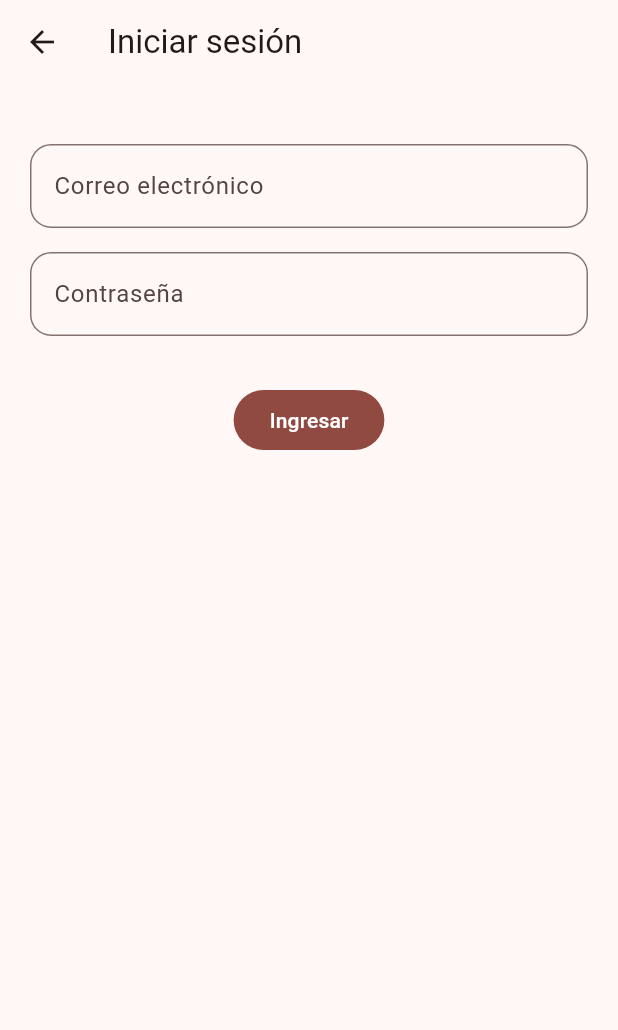
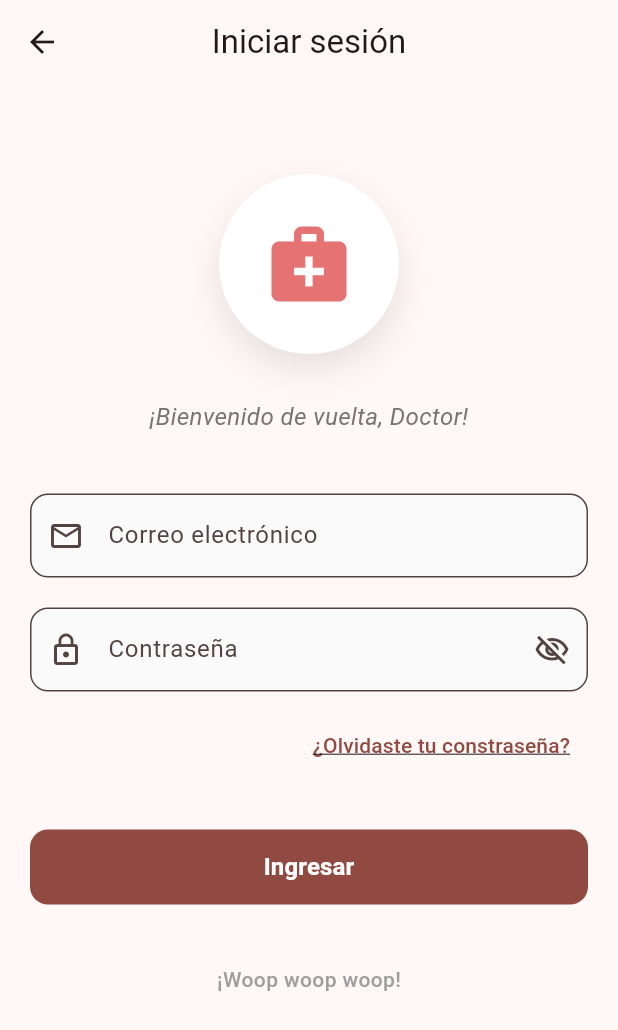
Before and after one commit to pauladist/cllinichealth, a Flutter app: the screen it shows after launch, after a tap on "Iniciar sesión", on a phone screen of 412 x 824 dp. Shown: the top 1030 px of the screen. Run offline on Flutter 3.47's test engine with Material 3 defaults, Android fonts, the phone set to English and light mode, and no system bars; our stand-ins replace cloud_firestore, firebase_auth, firebase_core, firebase_messaging, table_calendar; missing offline and left inert: mobile_scanner; accounts and stored records are empty.

Commit message:
Login más lindo

```diff
--- a/lib/views/screens/login_screen.dart
+++ b/lib/views/screens/login_screen.dart
@@ -3,6 +3,7 @@ import 'package:firebase_auth/firebase_auth.dart';
 
 import '../widgets/clinic_shell.dart';
 import 'home_screen.dart';
+
 
 class LoginScreen extends StatefulWidget {
   const LoginScreen({super.key});
@@ -15,6 +16,7 @@ class _LoginScreenState extends State<LoginScreen> {
   final _emailCtrl = TextEditingController();
   final _passCtrl = TextEditingController();
   bool _loading = false;
+  bool _obscurePassword = true;
   String? _error;
 
   Future<void> _login() async {
@@ -55,51 +57,235 @@ class _LoginScreenState extends State<LoginScreen> {
     }
   }
 
+  Future<void> _forgotPassword() async {
+    final email = _emailCtrl.text.trim();
+
+    if (email.isEmpty){
+      _showSnackBar(
+        '¡Ingresa tu correo electrónico primero!',
+        isError: true,
+      );
+      return;
+    }
+
+    try {
+      await FirebaseAuth.instance.sendPasswordResetEmail(email: email);
+
+      if (!mounted) return;
+      _showSnackBar(
+        'Email de recuperación enviado. Revisa tu bandeja de entrada.',
+        isError: false,
+      );
+    } on FirebaseAuthException catch (e) {
+      String msg = 'Error al enviar email de recuperación';
+
+      if (e.code == 'user-not-found') {
+        msg = 'No existe cuenta con ese correo';
+      } else if (e.code == 'invalid-email') {
+        msg = 'Correo inválido';
+      }
+
+      _showSnackBar('$msg', isError: true);
+    }
+  }
+
+  void _showSnackBar(String message, {required bool isError}) {
+    ScaffoldMessenger.of(context).showSnackBar(
+      SnackBar(
+        content: Text(message),
+        backgroundColor: isError ? Colors.red[700] : Colors.green[700],
+        behavior: SnackBarBehavior.floating,
+        duration: const Duration(seconds: 4),
+      ),
+    );
+  }
+
   @override
   Widget build(BuildContext context) {
     final cs = Theme.of(context).colorScheme;
 
     return Scaffold(
-      appBar: AppBar(title: const Text('Iniciar sesión')),
-      body: Padding(
+      appBar: AppBar(
+        title: const Text('Iniciar sesión'),
+        centerTitle: true,
+      ),
+      body: SingleChildScrollView(
+        child: Padding(
           padding: const EdgeInsets.all(20),
           child: Column(
+            mainAxisAlignment: MainAxisAlignment.center,
             children: [
-            const SizedBox(height: 20),
+              const SizedBox(height: 40),
+              Container(
+                width: 120,
+                height: 120,
+                decoration: BoxDecoration(
+                  color: Colors.white,
+                  shape: BoxShape.circle,
+                  boxShadow: [
+                    BoxShadow(
+                      color: Colors.black.withOpacity(0.1),
+                      blurRadius: 20,
+                      offset: const Offset(0, 10),
+                    ),
+                  ],
+                ),
+                child: const Icon(
+                  Icons.medical_services,
+                  size: 60,
+                  color: Color(0xFFE57373)
+                ),
+              ),
+
+              const SizedBox(height: 30),
+
+              Text(
+                '¡Bienvenido de vuelta, Doctor!',
+                style: TextStyle(
+                  fontSize: 16,
+                  fontStyle: FontStyle.italic,
+                  color: Colors.grey[600],
+                ),
+                textAlign: TextAlign.center,
+              ),
+
+              const SizedBox(height: 40),
+
               TextField(
                 controller: _emailCtrl,
-              decoration: const InputDecoration(
+                keyboardType: TextInputType.emailAddress,
+                decoration: InputDecoration(
                   labelText: 'Correo electrónico',
+                  prefixIcon: const Icon(Icons.email_outlined),
+                  border: OutlineInputBorder(
+                    borderRadius: BorderRadius.circular(12),
+                  ),
+                  filled: true,
+                  fillColor: Colors.grey[50],
                 ),
               ),
-            const SizedBox(height: 16),
+
+              const SizedBox(height: 20),
+
               TextField(
                 controller: _passCtrl,
-              obscureText: true,
-              decoration: const InputDecoration(
+                obscureText: _obscurePassword,
+                decoration: InputDecoration(
                   labelText: 'Contraseña',
+                  prefixIcon: const Icon(Icons.lock_outline),
+                  suffixIcon: IconButton(
+                    icon: Icon(
+                      _obscurePassword ? Icons.visibility_off_outlined : Icons.visibility_outlined,
+                    ),
+                    onPressed: () {
+                      setState(() {
+                        _obscurePassword = !_obscurePassword;
+                      });
+                    },
+                  ),
+                  border: OutlineInputBorder(
+                    borderRadius: BorderRadius.circular(12),
+                  ),
+                  filled: true,
+                  fillColor: Colors.grey[50],
                 ),
               ),
-            const SizedBox(height: 16),
+
+              const SizedBox(height: 12),
+
+              Align(
+                alignment: Alignment.centerRight,
+                child: TextButton(
+                    onPressed: _forgotPassword,
+                    child: const Text(
+                      '¿Olvidaste tu constraseña?',
+                      style: TextStyle(
+                        decoration: TextDecoration.underline,
+                      ),
+                    ),
+                ),
+              ),
+
+            const SizedBox(height: 8),
+
               if (_error != null)
-              Text(
+                Container(
+                  padding: const EdgeInsets.all(12),
+                  decoration: BoxDecoration(
+                    color: Colors.red[50],
+                    borderRadius: BorderRadius.circular(8),
+                    border: Border.all(color: Colors.red[200]!),
+                  ),
+                  child: Row(
+                    children: [
+                      Icon(Icons.error_outline, color: Colors.red[700], size: 20),
+                      const SizedBox(width: 8),
+                      Expanded(
+                        child: Text(
                           _error!,
-                style: const TextStyle(color: Colors.red),
+                          style: TextStyle(color: Colors.red[700]),
                         ),
-            const SizedBox(height: 16),
-            FilledButton(
-              onPressed: _loading ? null : _login,
-              child: _loading
-                  ? const SizedBox(
-                height: 20,
-                width: 20,
-                child: CircularProgressIndicator(strokeWidth: 2),
-              )
-                  : const Text('Ingresar'),
                       ),
                     ],
                   ),
                 ),
+
+              const SizedBox(height: 24),
+
+              // Botón de ingresar
+              SizedBox(
+                width: double.infinity,
+                height: 50,
+                child: FilledButton(
+                  onPressed: _loading ? null : _login,
+                  style: FilledButton.styleFrom(
+                    shape: RoundedRectangleBorder(
+                      borderRadius: BorderRadius.circular(12),
+                    ),
+                  ),
+                  child: _loading
+                      ? const SizedBox(
+                    height: 24,
+                    width: 24,
+                    child: CircularProgressIndicator(
+                      strokeWidth: 2.5,
+                      color: Colors.white,
+                    ),
+                  )
+                      : const Text(
+                    'Ingresar',
+                    style: TextStyle(
+                      fontSize: 16,
+                      fontWeight: FontWeight.bold,
+                    ),
+                  ),
+                ),
+              ),
+
+              const SizedBox(height: 40),
+
+              // Frase adicional de Zoidberg
+              Text(
+                '¡Woop woop woop!',
+                style: TextStyle(
+                  fontSize: 14,
+                  color: Colors.grey[500],
+                  fontWeight: FontWeight.w500,
+                ),
+              ),
+
+              const SizedBox(height: 20),
+            ],
+          ),
+        ),
+      ),
     );
   }
+
+  @override
+  void dispose() {
+    _emailCtrl.dispose();
+    _passCtrl.dispose();
+    super.dispose();
   }
+}
```
Lines whose indentation alone changed are shown as unchanged.
